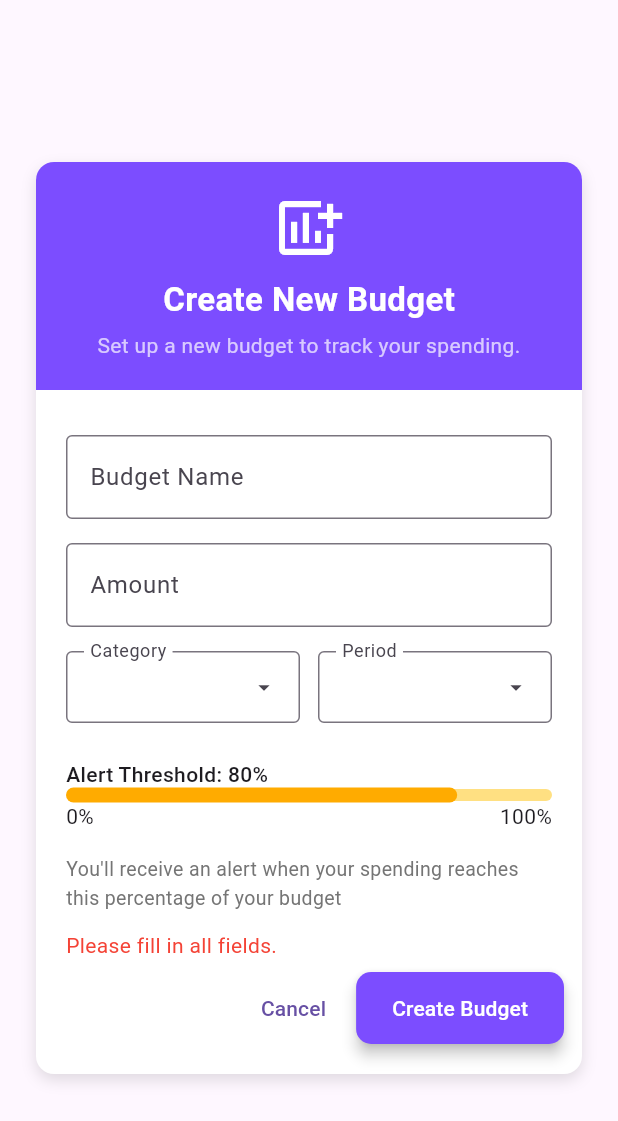
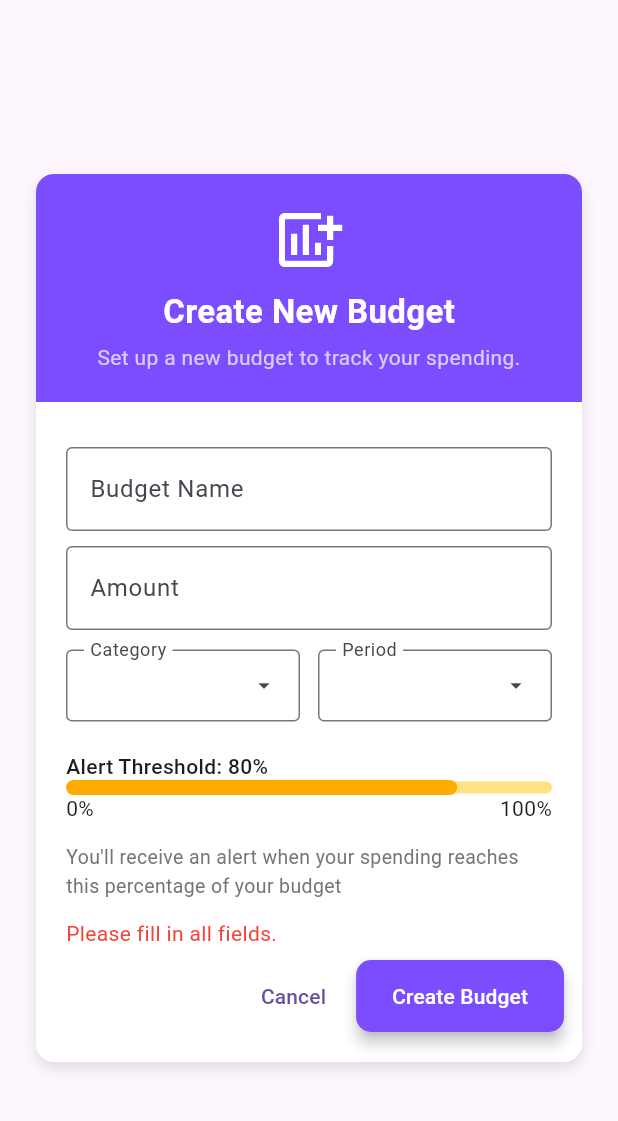
Before and after one commit to QGarot/asd-budgetbuddy, a Flutter app: the AddBudgetDialog widget shown alone on an empty page, opened directly, after a tap on "Create Budget", on a phone screen of 412 x 824 dp. Shown: the top 1121 px of the screen. Run offline on Flutter 3.47's test engine with Material 3 defaults, Android fonts, the phone set to English and light mode, and no system bars; our stand-ins replace cloud_firestore, firebase_auth, firebase_core, flutter_bloc; accounts and stored records are empty; statements that could not run were skipped.

```diff
--- a/lib/Elements/add_budget_dialog.dart
+++ b/lib/Elements/add_budget_dialog.dart
@@ -1,9 +1,9 @@
 import 'package:budgetbuddy/AppData/app_colors.dart';
+import 'package:budgetbuddy/Elements/message_to_user.dart';
 import 'package:budgetbuddy/Elements/standard_dialog_box.dart';
-import 'package:budgetbuddy/bloc/Data/data_bloc.dart';
+import 'package:budgetbuddy/bloc/Data/data_event.dart';
 import 'package:budgetbuddy/pojos/budget.dart';
 import 'package:flutter/material.dart';
-import 'package:flutter_bloc/flutter_bloc.dart';
 
 class AddBudgetDialog extends StatefulWidget {
   const AddBudgetDialog({super.key});
@@ -21,7 +21,7 @@ class _AddBudgetDialogState extends State<AddBudgetDialog> {
   String? _selectedPeriod;
   double _alertThreshold = 0.8;
 
-  String? _errorMessage;
+  String? _errorMessage = " ";
 
   final List<String> _categories = [
     'Groceries',
@@ -58,7 +58,7 @@ class _AddBudgetDialogState extends State<AddBudgetDialog> {
                 return null;
               },
             ),
-            const SizedBox(height: 16),
+            const SizedBox(height: 10),
             StandardDialogBox.buildStandardFormField(
               controller: _amountController,
               label: 'Amount',
@@ -78,7 +78,7 @@ class _AddBudgetDialogState extends State<AddBudgetDialog> {
                 return null;
               },
             ),
-            const SizedBox(height: 16),
+            const SizedBox(height: 13),
             Row(
               children: [
                 Expanded(
@@ -106,7 +106,7 @@ class _AddBudgetDialogState extends State<AddBudgetDialog> {
                 ),
               ],
             ),
-            const SizedBox(height: 24),
+            const SizedBox(height: 20),
             Text(
               'Alert Threshold: ${(100 * _alertThreshold).toInt()}%',
               style: const TextStyle(fontWeight: FontWeight.w500),
@@ -138,12 +138,12 @@ class _AddBudgetDialogState extends State<AddBudgetDialog> {
               mainAxisAlignment: MainAxisAlignment.spaceBetween,
               children: [Text("0%"), Text("100%")],
             ),
-            const SizedBox(height: 16),
+            const SizedBox(height: 13),
             Text(
               "You'll receive an alert when your spending reaches this percentage of your budget",
               style: TextStyle(color: Colors.grey[600], fontSize: 13),
             ),
-            if (_errorMessage != null)
+
             Padding(
               padding: const EdgeInsets.only(top: 12),
               child: Text(
@@ -193,7 +193,7 @@ class _AddBudgetDialogState extends State<AddBudgetDialog> {
         parsed != null ? double.parse(parsed.toStringAsFixed(2)) : null;
 
     setState(() {
-      _errorMessage = null;
+      _errorMessage = " ";
     });
 
     if (form == null || !form.validate()) return;
@@ -216,15 +216,21 @@ class _AddBudgetDialogState extends State<AddBudgetDialog> {
       totalAmount: amount!,
     );
 
-    final dataCubit = context.read<DataCubit>();
-    dataCubit.addBudget(budget).then((success) {
+    DataEvent.addBudget(context, budget)
+        .then((success) {
           if (success) {
+            MessageToUser.showMessage(context, "Budget added successfully!");
             Navigator.of(context).pop();
           } else {
             setState(() {
               _errorMessage = "Failed to add budget.";
             });
           }
+        })
+        .catchError((error) {
+          setState(() {
+            _errorMessage = "Failed to add budget.";
+          });
         });
   }
 }
```
Also changed, not shown: lib/bloc/Data/data_bloc.dart (+5 -4 lines), lib/screens/home_screen.dart (+2 -7 lines), 2 other files. Lines whose indentation alone changed are shown as unchanged.
